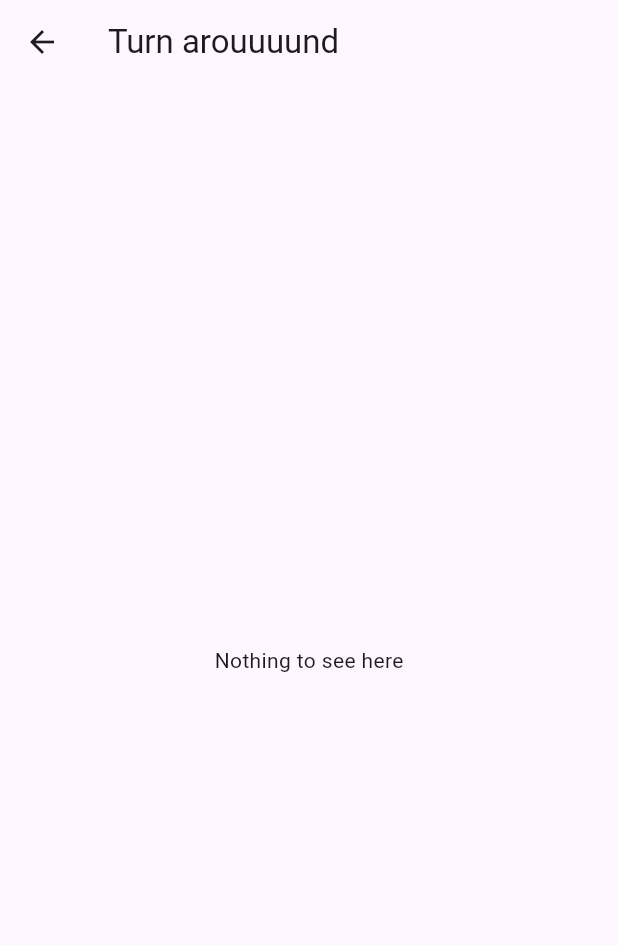
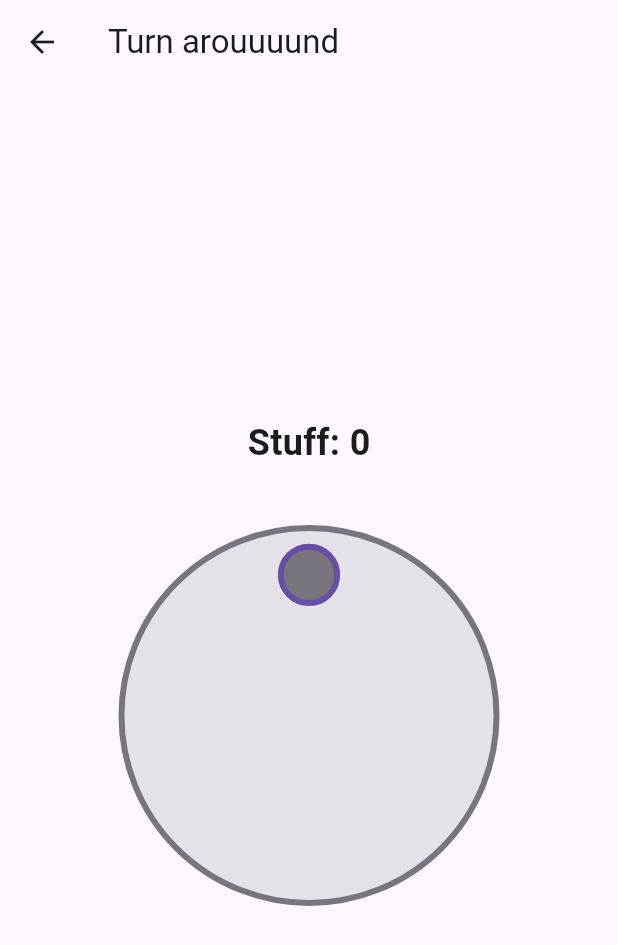
Before and after one commit to narvalotech/flutter-logo, a Flutter app: the screen it shows after launch, after a tap on "Pen Up / Down", on a phone screen of 412 x 824 dp. Shown: the top 945 px of the screen. Run offline on Flutter 3.47's test engine with Material 3 defaults, Android fonts, the phone set to English and light mode, and no system bars.

Commit message:
ebauche de turn screen

```diff
--- a/turtlebot/lib/main.dart
+++ b/turtlebot/lib/main.dart
@@ -1,4 +1,5 @@
 import 'package:flutter/material.dart';
+import 'screens/turn.dart';
 
 void main() {
   runApp(const MyApp());
@@ -15,18 +16,6 @@ class MyApp extends StatelessWidget {
     );
   }
 }
-
-class TurnScreen extends StatelessWidget {
-  const TurnScreen({super.key});
-
-  @override
-  Widget build(BuildContext context) {
-    return Scaffold(
-      appBar: AppBar(title: const Text('Turn arouuuund')),
-      body: const Center(
-        child: Text('Nothing to see here'),
-      ));
-}}
 
 class PageButton extends StatelessWidget {
   final String pageId;
--- /dev/null
+++ b/turtlebot/lib/screens/knob.dart
@@ -0,0 +1,135 @@
+import 'package:flutter/material.dart';
+import 'dart:math';
+
+class Knob extends StatefulWidget {
+  final ValueChanged<double> onChanged;
+
+  const Knob({Key? key, required this.onChanged}) : super(key: key);
+
+  @override
+  _KnobState createState() => _KnobState();
+}
+
+class _KnobState extends State<Knob> {
+  double _angle = 0.0;
+  double _displayAngle = 0.0;
+  double _lastPanAngle = 0.0;
+
+  double readAngle(Offset position, BoxConstraints constraints) {
+    Offset center = Offset(constraints.maxWidth / 2, constraints.maxHeight / 2);
+    return atan2(position.dy - center.dy, position.dx - center.dx) + (pi / 2);
+  }
+
+  void _onPanStart(DragStartDetails details, BoxConstraints constraints) {
+    _lastPanAngle = readAngle(details.localPosition, constraints);
+  }
+
+  void _onPanUpdate(DragUpdateDetails details, BoxConstraints constraints) {
+    Offset center = Offset(constraints.maxWidth / 2, constraints.maxHeight / 2);
+    double radius = min(constraints.maxWidth, constraints.maxHeight) / 2;
+    double distance = (details.localPosition - center).distance;
+
+    double panAngle = readAngle(details.localPosition, constraints);
+    double delta = panAngle - _lastPanAngle;
+
+    if (delta > pi) {
+      delta -= 2 * pi;
+    } else if (delta < -pi) {
+      delta += 2 * pi;
+    }
+
+    double lastAngle = _displayAngle;
+    _angle += delta;
+
+    if (distance > radius) {
+      double snap = 15 * (pi / 180);
+      _displayAngle = (_angle / snap).round() * snap;
+    } else {
+      _displayAngle = _angle;
+    }
+
+    _angle = _angle % (2 * pi);
+    _lastPanAngle = panAngle;
+
+    if (lastAngle != _displayAngle) {
+      setState(() {});
+      widget.onChanged(_displayAngle);
+    }
+  }
+
+  @override
+  Widget build(BuildContext context) {
+    final colorScheme = Theme.of(context).colorScheme;
+    return LayoutBuilder(
+      builder: (context, constraints) {
+        return GestureDetector(
+          onPanStart: (details) => _onPanStart(details, constraints),
+          onPanUpdate: (details) => _onPanUpdate(details, constraints),
+          child: CustomPaint(
+            size: Size(constraints.maxWidth, constraints.maxHeight),
+            painter: DialPainter(angle: _displayAngle,
+              bgColor: colorScheme.surfaceContainerHighest,
+              fgColor: colorScheme.outline,
+              accentColor: colorScheme.primary,
+            ),
+          ),
+        );
+      }
+    );
+  }
+}
+
+class DialPainter extends CustomPainter {
+  final double angle;
+  final Color bgColor;
+  final Color fgColor;
+  final Color accentColor;
+
+  DialPainter({required this.angle,
+      required this.bgColor,
+      required this.fgColor,
+      required this.accentColor,
+  });
+
+  Paint makeBackground(Color shade) {
+    Paint bg = Paint()
+    ..color = shade
+    ..style = PaintingStyle.fill;
+    return bg;
+  }
+
+  Paint makeOutline(Color shade) {
+    Paint outline = Paint()
+    ..color = shade
+    ..style = PaintingStyle.stroke
+    ..strokeWidth = 4.0;
+    return outline;
+  }
+
+  @override
+  void paint(Canvas canvas, Size size) {
+    Offset center = Offset(size.width / 2, size.height / 2);
+    double radius = min(size.width, size.height) / 2;
+
+    { // Dial
+      canvas.drawCircle(center, radius, makeBackground(bgColor));
+      canvas.drawCircle(center, radius, makeOutline(fgColor));
+    }
+
+    { // Knob
+      double drawAngle = angle - (pi / 2);
+      const double offsetRatio = 0.75;
+      double indicatorX = center.dx + (radius * offsetRatio) * cos(drawAngle);
+      double indicatorY = center.dy + (radius * offsetRatio) * sin(drawAngle);
+
+      canvas.drawCircle(Offset(indicatorX, indicatorY), radius * 0.15, makeBackground(fgColor));
+      canvas.drawCircle(Offset(indicatorX, indicatorY), radius * 0.15, makeOutline(accentColor));
+    }
+  }
+
+  @override
+  bool shouldRepaint(covariant DialPainter oldDelegate) {
+    // Only repaint if the angle has actually changed
+    return oldDelegate.angle != angle;
+  }
+}
--- /dev/null
+++ b/turtlebot/lib/screens/turn.dart
@@ -0,0 +1,36 @@
+import 'package:flutter/material.dart';
+import 'dart:math';
+import 'knob.dart';
+
+class TurnScreen extends StatefulWidget {
+  const TurnScreen({Key? key}) : super(key: key);
+
+  @override
+  State<TurnScreen> createState() => _TurnState();
+}
+
+
+class _TurnState extends State<TurnScreen> {
+  double _currentValue = 0.0;
+
+  @override
+  Widget build(BuildContext context) {
+    return Scaffold(
+      appBar: AppBar(title: const Text('Turn arouuuund')),
+      body: Center(
+        child: Column(
+          mainAxisAlignment: MainAxisAlignment.center,
+          children: [
+            Text(
+              'Stuff: ${_currentValue.toStringAsFixed(0)}',
+              style: const TextStyle(fontSize: 24, fontWeight: FontWeight.bold)),
+            const SizedBox(height: 40),
+            SizedBox(
+              width: 250,
+              height: 250,
+              child: Knob(
+                onChanged: (angle) {
+                  setState(() => {_currentValue = angle * 180 / pi});
+                }
+    ))])));
+}}
```
